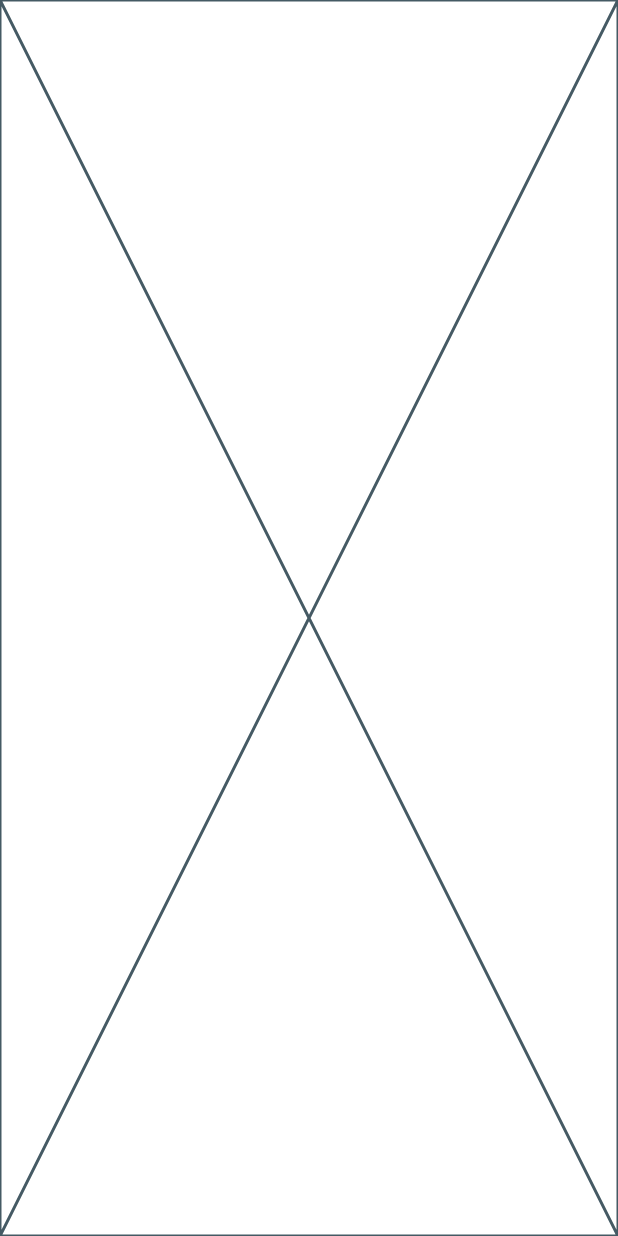
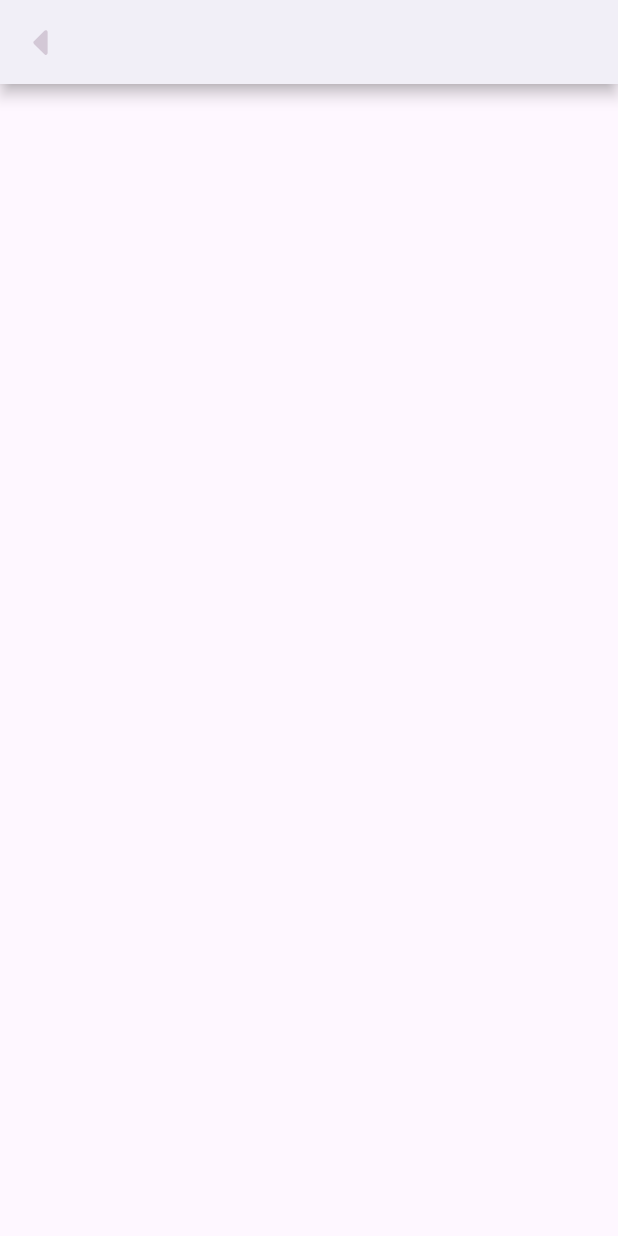
Before and after one commit to yassir56069/numberplate_recog, a Flutter app: the screen it shows after launch, after a tap on "Scan plate", on a phone screen of 412 x 824 dp. Run offline on Flutter 3.47's test engine with Material 3 defaults, Android fonts, the phone set to English and light mode, and no system bars; our stand-ins replace flutter_svg.

Commit message:
page navigation for scanpage

```diff
--- a/lib/main.dart
+++ b/lib/main.dart
@@ -1,5 +1,6 @@
 import 'package:flutter/material.dart';
 import 'package:numberplate_recog/pages/home.dart';
+import 'package:numberplate_recog/pages/scan.dart';
 
 void main() {
   runApp(const MyApp());
--- a/lib/pages/home.dart
+++ b/lib/pages/home.dart
@@ -8,28 +8,13 @@ class HomePage extends StatelessWidget {
   @override
   Widget build(BuildContext context) {
     return Scaffold(
-      appBar: AppBar(
-        title: const Text(
-          'NumberPlate Recognition',
-          style: TextStyle(
-              color: Colors.grey, fontSize: 16, fontFamily: 'DecimaMonoCyr'),
-        ),
-        backgroundColor: const Color.fromARGB(255, 255, 255, 255),
-        elevation: 4,
-        shadowColor: Colors.black,
-        // leading: Container(
-        //   margin: const EdgeInsets.all(8),
-        //   decoration: BoxDecoration(borderRadius: BorderRadius.circular(10)),
-        //   alignment: Alignment.center,
-        // child: SvgPicture.asset(
-        //   'assets/icons/garage-car.svg',
-        //   colorFilter:
-        //       const ColorFilter.mode(Color(0xffD3C8D6), BlendMode.srcIn),
-        //   height: 30,
-        //   width: 30,
-        // ),
-      ),
-      body: GridView.count(crossAxisCount: 2, children: [
+      appBar: homeAppBar(),
+      body: homeGrid(context),
+    );
+  }
+
+  GridView homeGrid(BuildContext context) {
+    return GridView.count(crossAxisCount: 2, children: [
       Container(
         margin: const EdgeInsets.all(30),
         child: InkWell(
@@ -121,7 +106,20 @@ class HomePage extends StatelessWidget {
           ),
         ),
       ),
-      ]),
+    ]);
+  }
+
+  AppBar homeAppBar() {
+    return AppBar(
+      title: const Text(
+        'NumberPlate Recognition',
+        style: TextStyle(
+            color: Colors.grey, fontSize: 16, fontFamily: 'DecimaMonoCyr'),
+      ),
+      backgroundColor: const Color.fromARGB(255, 255, 255, 255),
+      elevation: 4,
+      shadowColor: Colors.black,
+      automaticallyImplyLeading: false,
     );
   }
 }
--- a/lib/pages/scan.dart
+++ b/lib/pages/scan.dart
@@ -1,10 +1,40 @@
 import 'package:flutter/material.dart';
+import 'package:flutter_svg/flutter_svg.dart';
+import 'package:numberplate_recog/pages/home.dart';
 
 class ScanPage extends StatelessWidget {
   const ScanPage({super.key});
 
   @override
   Widget build(BuildContext context) {
-    return const Placeholder();
+    return Scaffold(
+      appBar: AppBar(
+        // automaticallyImplyLeading: false,
+        backgroundColor: const Color.fromARGB(255, 255, 255, 255),
+        elevation: 4,
+        shadowColor: Colors.black,
+        leading: InkWell(
+          onTap: () {
+            Navigator.of(context).pushReplacement(
+                MaterialPageRoute(builder: (context) => const HomePage()));
+          },
+          child: Ink(
+            child: Container(
+              margin: const EdgeInsets.all(8),
+              decoration:
+                  BoxDecoration(borderRadius: BorderRadius.circular(10)),
+              alignment: Alignment.center,
+              child: SvgPicture.asset(
+                'assets/icons/caret-left.svg',
+                colorFilter:
+                    const ColorFilter.mode(Color(0xffD3C8D6), BlendMode.srcIn),
+                height: 30,
+                width: 30,
+              ),
+            ),
+          ),
+        ),
+      ),
+    );
   }
 }
```
Also changed, not shown: assets/icons/angle-small-left.svg (added), assets/icons/caret-left.svg (added). Lines whose indentation alone changed are shown as unchanged.
